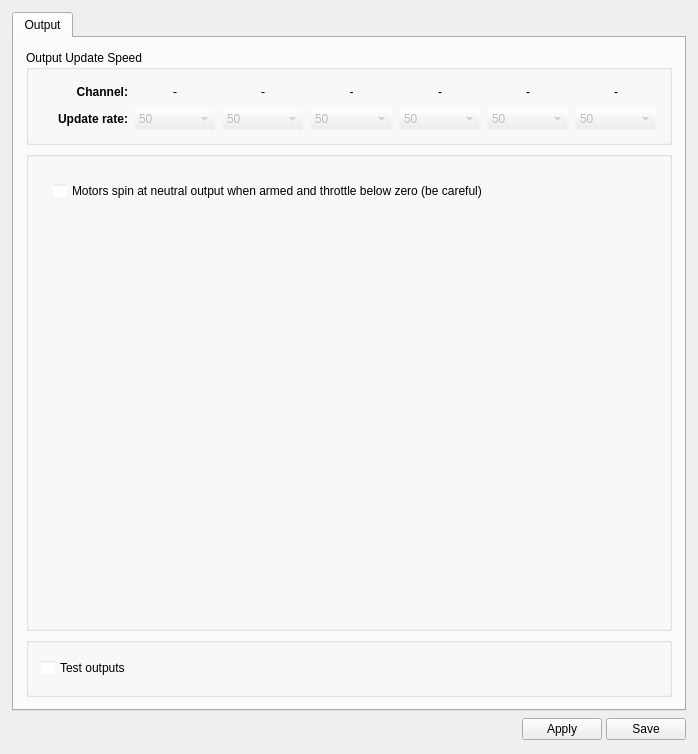
This is ground/openpilotgcs/src/plugins/config/output.ui in openpilot/OpenPilot as Qt 5 draws it before an edit. The edited form follows.
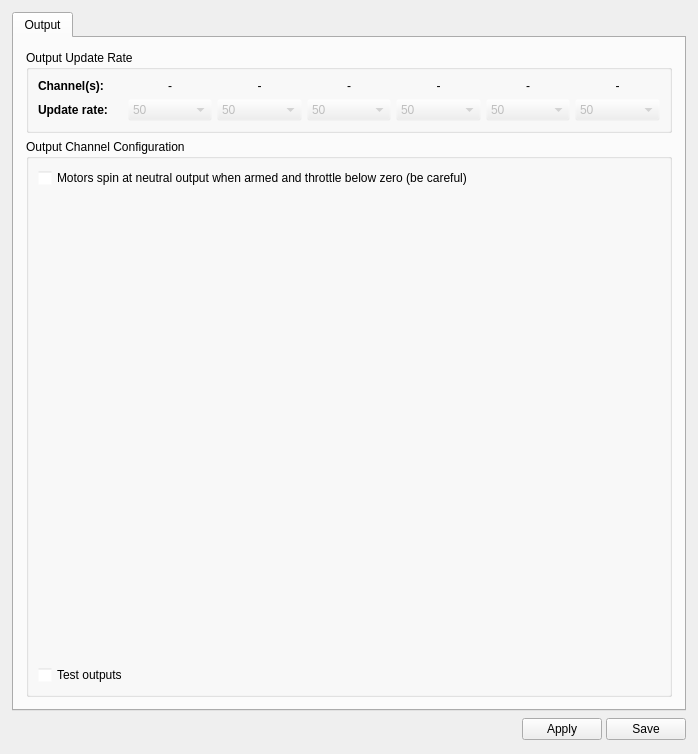
This is the edited form. Icons and pictures are not drawn.

Commit message: OP-1186 Phase 1. Fixed the Output configuration page.

```diff
--- a/ground/openpilotgcs/src/plugins/config/output.ui
+++ b/ground/openpilotgcs/src/plugins/config/output.ui
@@ -142,16 +142,13 @@
               </size>
              </property>
              <property name="title">
-              <string>Output Update Speed</string>
+              <string>Output Update Rate</string>
              </property>
              <layout class="QGridLayout" name="gridLayout">
-              <property name="margin">
-               <number>12</number>
-              </property>
               <property name="horizontalSpacing">
-               <number>6</number>
+               <number>5</number>
               </property>
-              <item row="0" column="6">
+              <item row="0" column="5">
                <widget class="QLabel" name="chBank5">
                 <property name="text">
                  <string>-</string>
@@ -161,77 +158,33 @@
                 </property>
                </widget>
               </item>
-              <item row="0" column="2">
-               <widget class="QLabel" name="chBank1">
-                <property name="text">
-                 <string>-</string>
-                </property>
-                <property name="alignment">
-                 <set>Qt::AlignCenter</set>
-                </property>
-               </widget>
-              </item>
               <item row="0" column="1">
-               <widget class="QLabel" name="label_9">
-                <property name="font">
-                 <font>
-                  <weight>75</weight>
-                  <bold>true</bold>
-                 </font>
-                </property>
+               <widget class="QLabel" name="chBank1">
                 <property name="text">
-                 <string>Channel:</string>
+                 <string>-</string>
                 </property>
                 <property name="alignment">
-                 <set>Qt::AlignRight|Qt::AlignTrailing|Qt::AlignVCenter</set>
+                 <set>Qt::AlignCenter</set>
                 </property>
                </widget>
               </item>
               <item row="0" column="0">
-               <spacer name="horizontalSpacer_3">
-                <property name="orientation">
-                 <enum>Qt::Horizontal</enum>
+               <widget class="QLabel" name="label_9">
+                <property name="font">
+                 <font>
+                  <weight>75</weight>
+                  <bold>true</bold>
+                 </font>
                 </property>
-                <property name="sizeType">
-                 <enum>QSizePolicy::Minimum</enum>
+                <property name="text">
+                 <string>Channel(s):</string>
                 </property>
-                <property name="sizeHint" stdset="0">
-                 <size>
-                  <width>5</width>
-                  <height>20</height>
-                 </size>
+                <property name="alignment">
+                 <set>Qt::AlignLeading|Qt::AlignLeft|Qt::AlignVCenter</set>
                 </property>
-               </spacer>
+               </widget>
               </item>
-              <item row="1" column="0">
-               <spacer name="horizontalSpacer_4">
-                <property name="sizePolicy">
-                 <sizepolicy hsizetype="Minimum" vsizetype="Minimum">
-                  <horstretch>0</horstretch>
-                  <verstretch>0</verstretch>
-                 </sizepolicy>
-                </property>
-                <property name="minimumSize">
-                 <size>
-                  <width>0</width>
-                  <height>20</height>
-                 </size>
-                </property>
-                <property name="orientation">
-                 <enum>Qt::Horizontal</enum>
-                </property>
-                <property name="sizeType">
-                 <enum>QSizePolicy::Minimum</enum>
-                </property>
-                <property name="sizeHint" stdset="0">
-                 <size>
-                  <width>5</width>
-                  <height>20</height>
-                 </size>
-                </property>
-               </spacer>
-              </item>
-              <item row="0" column="3">
+              <item row="0" column="2">
                <widget class="QLabel" name="chBank2">
                 <property name="text">
                  <string>-</string>
@@ -241,85 +194,7 @@
                 </property>
                </widget>
               </item>
-              <item row="0" column="4">
-               <widget class="QLabel" name="chBank3">
-                <property name="text">
-                 <string>-</string>
-                </property>
-                <property name="alignment">
-                 <set>Qt::AlignCenter</set>
-                </property>
-               </widget>
-              </item>
-              <item row="0" column="5">
-               <widget class="QLabel" name="chBank4">
-                <property name="text">
-                 <string>-</string>
-                </property>
-                <property name="alignment">
-                 <set>Qt::AlignCenter</set>
-                </property>
-               </widget>
-              </item>
               <item row="1" column="2">
-               <widget class="QComboBox" name="cb_outputRate1">
-                <property name="enabled">
-                 <bool>false</bool>
-                </property>
-                <property name="sizePolicy">
-                 <sizepolicy hsizetype="Minimum" vsizetype="Fixed">
-                  <horstretch>0</horstretch>
-                  <verstretch>0</verstretch>
-                 </sizepolicy>
-                </property>
-                <property name="minimumSize">
-                 <size>
-                  <width>0</width>
-                  <height>20</height>
-                 </size>
-                </property>
-                <property name="toolTip">
-                 <string>Setup &quot;TurboPWM&quot; here: usual value is 400 Hz for multirotor airframes.
-Leave at 50Hz for fixed wing.</string>
-                </property>
-                <item>
-                 <property name="text">
-                  <string>50</string>
-                 </property>
-                </item>
-                <item>
-                 <property name="text">
-                  <string>60</string>
-                 </property>
-                </item>
-                <item>
-                 <property name="text">
-                  <string>125</string>
-                 </property>
-                </item>
-                <item>
-                 <property name="text">
-                  <string>165</string>
-                 </property>
-                </item>
-                <item>
-                 <property name="text">
-                  <string>270</string>
-                 </property>
-                </item>
-                <item>
-                 <property name="text">
-                  <string>330</string>
-                 </property>
-                </item>
-                <item>
-                 <property name="text">
-                  <string>400</string>
-                 </property>
-                </item>
-               </widget>
-              </item>
-              <item row="1" column="3">
                <widget class="QComboBox" name="cb_outputRate2">
                 <property name="enabled">
                  <bool>false</bool>
@@ -377,7 +252,17 @@
                 </item>
                </widget>
               </item>
-              <item row="1" column="1">
+              <item row="0" column="3">
+               <widget class="QLabel" name="chBank3">
+                <property name="text">
+                 <string>-</string>
+                </property>
+                <property name="alignment">
+                 <set>Qt::AlignCenter</set>
+                </property>
+               </widget>
+              </item>
+              <item row="1" column="0">
                <widget class="QLabel" name="label_3">
                 <property name="sizePolicy">
                  <sizepolicy hsizetype="Minimum" vsizetype="Preferred">
@@ -401,12 +286,12 @@
                  <string>Update rate:</string>
                 </property>
                 <property name="alignment">
-                 <set>Qt::AlignRight|Qt::AlignTrailing|Qt::AlignVCenter</set>
+                 <set>Qt::AlignLeading|Qt::AlignLeft|Qt::AlignVCenter</set>
                 </property>
                </widget>
               </item>
-              <item row="1" column="4">
-               <widget class="QComboBox" name="cb_outputRate3">
+              <item row="1" column="1">
+               <widget class="QComboBox" name="cb_outputRate1">
                 <property name="enabled">
                  <bool>false</bool>
                 </property>
@@ -463,7 +348,75 @@
                 </item>
                </widget>
               </item>
+              <item row="0" column="4">
+               <widget class="QLabel" name="chBank4">
+                <property name="text">
+                 <string>-</string>
+                </property>
+                <property name="alignment">
+                 <set>Qt::AlignCenter</set>
+                </property>
+               </widget>
+              </item>
               <item row="1" column="5">
+               <widget class="QComboBox" name="cb_outputRate5">
+                <property name="enabled">
+                 <bool>false</bool>
+                </property>
+                <property name="sizePolicy">
+                 <sizepolicy hsizetype="Minimum" vsizetype="Fixed">
+                  <horstretch>0</horstretch>
+                  <verstretch>0</verstretch>
+                 </sizepolicy>
+                </property>
+                <property name="minimumSize">
+                 <size>
+                  <width>0</width>
+                  <height>20</height>
+                 </size>
+                </property>
+                <property name="toolTip">
+                 <string>Setup &quot;TurboPWM&quot; here: usual value is 400 Hz for multirotor airframes.
+Leave at 50Hz for fixed wing.</string>
+                </property>
+                <item>
+                 <property name="text">
+                  <string>50</string>
+                 </property>
+                </item>
+                <item>
+                 <property name="text">
+                  <string>60</string>
+                 </property>
+                </item>
+                <item>
+                 <property name="text">
+                  <string>125</string>
+                 </property>
+                </item>
+                <item>
+                 <property name="text">
+                  <string>165</string>
+                 </property>
+                </item>
+                <item>
+                 <property name="text">
+                  <string>270</string>
+                 </property>
+                </item>
+                <item>
+                 <property name="text">
+                  <string>330</string>
+                 </property>
+                </item>
+                <item>
+                 <property name="text">
+                  <string>400</string>
+                 </property>
+                </item>
+               </widget>
+              </item>
+              <item row="1" column="4">
                <widget class="QComboBox" name="cb_outputRate4">
                 <property name="enabled">
                  <bool>false</bool>
@@ -521,7 +474,65 @@
                 </item>
                </widget>
               </item>
-              <item row="0" column="7">
+              <item row="1" column="3">
+               <widget class="QComboBox" name="cb_outputRate3">
+                <property name="enabled">
+                 <bool>false</bool>
+                </property>
+                <property name="sizePolicy">
+                 <sizepolicy hsizetype="Minimum" vsizetype="Fixed">
+                  <horstretch>0</horstretch>
+                  <verstretch>0</verstretch>
+                 </sizepolicy>
+                </property>
+                <property name="minimumSize">
+                 <size>
+                  <width>0</width>
+                  <height>20</height>
+                 </size>
+                </property>
+                <property name="toolTip">
+                 <string>Setup &quot;TurboPWM&quot; here: usual value is 400 Hz for multirotor airframes.
+Leave at 50Hz for fixed wing.</string>
+                </property>
+                <item>
+                 <property name="text">
+                  <string>50</string>
+                 </property>
+                </item>
+                <item>
+                 <property name="text">
+                  <string>60</string>
+                 </property>
+                </item>
+                <item>
+                 <property name="text">
+                  <string>125</string>
+                 </property>
+                </item>
+                <item>
+                 <property name="text">
+                  <string>165</string>
+                 </property>
+                </item>
+                <item>
+                 <property name="text">
+                  <string>270</string>
+                 </property>
+                </item>
+                <item>
+                 <property name="text">
+                  <string>330</string>
+                 </property>
+                </item>
+                <item>
+                 <property name="text">
+                  <string>400</string>
+                 </property>
+                </item>
+               </widget>
+              </item>
+              <item row="0" column="6">
                <widget class="QLabel" name="chBank6">
                 <property name="text">
                  <string>-</string>
@@ -532,64 +543,6 @@
                </widget>
               </item>
               <item row="1" column="6">
-               <widget class="QComboBox" name="cb_outputRate5">
-                <property name="enabled">
-                 <bool>false</bool>
-                </property>
-                <property name="sizePolicy">
-                 <sizepolicy hsizetype="Minimum" vsizetype="Fixed">
-                  <horstretch>0</horstretch>
-                  <verstretch>0</verstretch>
-                 </sizepolicy>
-                </property>
-                <property name="minimumSize">
-                 <size>
-                  <width>0</width>
-                  <height>20</height>
-                 </size>
-                </property>
-                <property name="toolTip">
-                 <string>Setup &quot;TurboPWM&quot; here: usual value is 400 Hz for multirotor airframes.
-Leave at 50Hz for fixed wing.</string>
-                </property>
-                <item>
-                 <property name="text">
-                  <string>50</string>
-                 </property>
-                </item>
-                <item>
-                 <property name="text">
-                  <string>60</string>
-                 </property>
-                </item>
-                <item>
-                 <property name="text">
-                  <string>125</string>
-                 </property>
-                </item>
-                <item>
-                 <property name="text">
-                  <string>165</string>
-                 </property>
-                </item>
-                <item>
-                 <property name="text">
-                  <string>270</string>
-                 </property>
-                </item>
-                <item>
-                 <property name="text">
-                  <string>330</string>
-                 </property>
-                </item>
-                <item>
-                 <property name="text">
-                  <string>400</string>
-                 </property>
-                </item>
-               </widget>
-              </item>
-              <item row="1" column="7">
                <widget class="QComboBox" name="cb_outputRate6">
                 <property name="enabled">
                  <bool>false</bool>
@@ -653,12 +606,9 @@
            <item>
             <widget class="QGroupBox" name="groupBox_3">
              <property name="title">
-              <string/>
+              <string>Output Channel Configuration</string>
              </property>
              <layout class="QVBoxLayout" name="verticalLayout">
-              <property name="margin">
-               <number>12</number>
-              </property>
               <item>
                <layout class="QVBoxLayout" name="channelLayout">
                 <property name="sizeConstraint">
@@ -667,37 +617,17 @@
                </layout>
               </item>
               <item>
-               <layout class="QHBoxLayout" name="horizontalLayout_2">
-                <property name="margin">
-                 <number>12</number>
+               <widget class="QCheckBox" name="spinningArmed">
+                <property name="minimumSize">
+                 <size>
+                  <width>519</width>
+                  <height>0</height>
+                 </size>
                 </property>
-                <item>
-                 <widget class="QCheckBox" name="spinningArmed">
-                  <property name="minimumSize">
-                   <size>
-                    <width>519</width>
-                    <height>0</height>
-                   </size>
-                  </property>
-                  <property name="text">
-                   <string>Motors spin at neutral output when armed and throttle below zero (be careful)</string>
-                  </property>
-                 </widget>
-                </item>
-                <item>
-                 <spacer name="horizontalSpacer_2">
-                  <property name="orientation">
-                   <enum>Qt::Horizontal</enum>
-                  </property>
-                  <property name="sizeHint" stdset="0">
-                   <size>
-                    <width>40</width>
-                    <height>20</height>
-                   </size>
-                  </property>
-                 </spacer>
-                </item>
-               </layout>
+                <property name="text">
+                 <string>Motors spin at neutral output when armed and throttle below zero (be careful)</string>
+                </property>
+               </widget>
               </item>
               <item>
                <spacer name="verticalSpacer">
@@ -712,24 +642,6 @@
                 </property>
                </spacer>
               </item>
-             </layout>
-            </widget>
-           </item>
-           <item>
-            <widget class="QGroupBox" name="groupBox_4">
-             <property name="minimumSize">
-              <size>
-               <width>0</width>
-               <height>60</height>
-              </size>
-             </property>
-             <property name="title">
-              <string/>
-             </property>
-             <layout class="QVBoxLayout" name="verticalLayout_6">
-              <property name="margin">
-               <number>12</number>
-              </property>
               <item>
                <widget class="QCheckBox" name="channelOutTest">
                 <property name="enabled">
```
Left out of the diff: 33 changed lines with no effect on the pictures. The commit also changes 5 other files.
